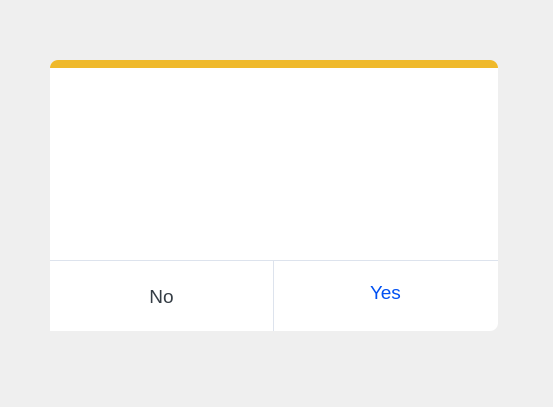
Old version of the form AdaptiveLayout/MessageBoxAsk.ui in the repository wangjiealice/IPCPipeProcessCommunication.
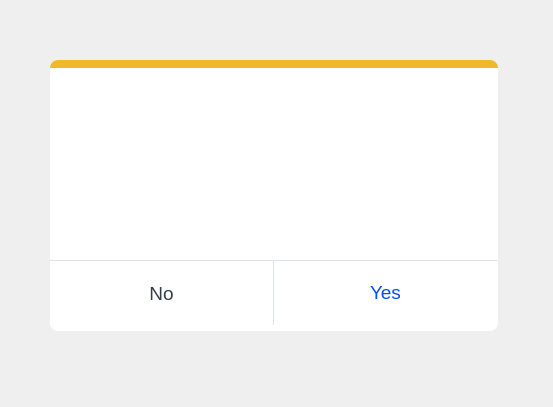
New version of the form. Icons and pictures are not drawn.

Diff of the .ui file:
```diff
--- a/AdaptiveLayout/MessageBoxAsk.ui
+++ b/AdaptiveLayout/MessageBoxAsk.ui
@@ -214,7 +214,7 @@
       <x>0</x>
       <y>200</y>
       <width>224</width>
-      <height>71</height>
+      <height>65</height>
      </rect>
     </property>
     <property name="font">
```
